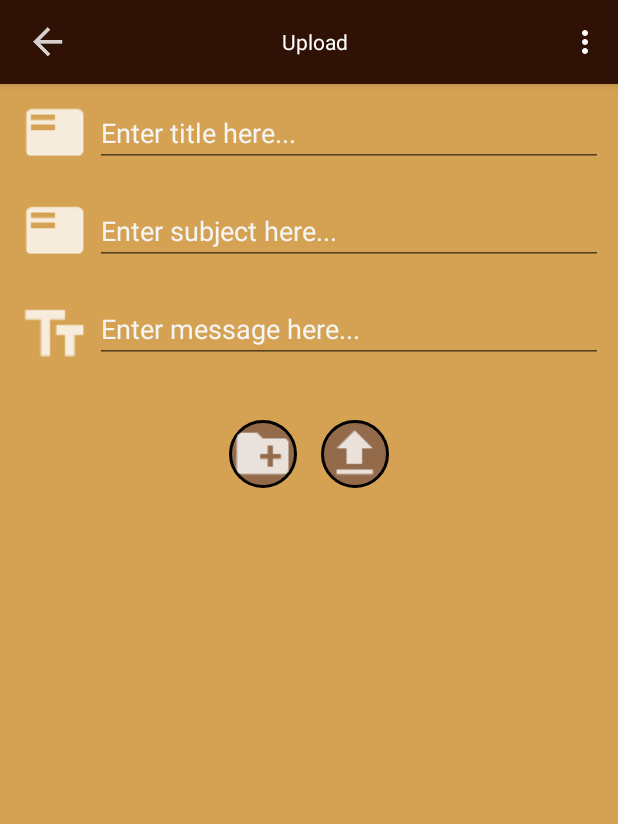
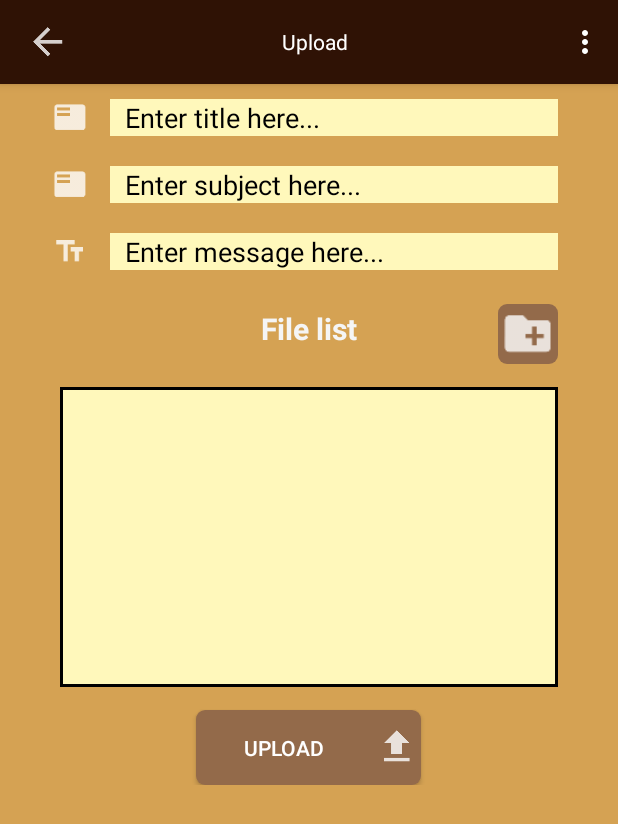
Before and after one commit to mickey0142/LecShare, an Android app: the screen it shows after launch (MainActivity), in the options menu, after a tap on "Upload", on a phone screen of 412 x 824 dp. Shown: the top 824 px of the screen. Run offline under Robolectric (Android 15) with nearby library versions, the phone set to English and light mode, and no system bars; our stand-ins replace Firebase (no records; nobody signed in at launch, a user with empty details on screens opened directly).

Commit message:
change color in listview in home and result page change upload button in upload page move add file button to right of file list text add padding to edittext in upload and search page fix button out of page in view page

```diff
--- a/app/src/main/java/com/kairanpa/se/lecshare/LecNoteListAdapter.java
+++ b/app/src/main/java/com/kairanpa/se/lecshare/LecNoteListAdapter.java
@@ -37,7 +37,7 @@ public class LecNoteListAdapter extends ArrayAdapter {
         TextView date = lecNoteItem.findViewById(R.id.lec_note_list_item_date);
         if (position %2 == 1)
         {
-            lecNoteItem.setBackgroundColor(Color.parseColor("#D3D3D3"));
+            lecNoteItem.setBackgroundColor(Color.parseColor("#FCDF91"));
         }
         title.setText(lecNote.get(position).getTitle());
         subject.setText(lecNote.get(position).getSubject());
--- a/app/src/main/res/drawable/bg_button_upload.xml
+++ b/app/src/main/res/drawable/bg_button_upload.xml
@@ -1,5 +1,5 @@
 <?xml version="1.0" encoding="utf-8"?>
-<shape  android:shape="oval" xmlns:android="http://schemas.android.com/apk/res/android">
+<shape xmlns:android="http://schemas.android.com/apk/res/android">
     <solid android:color="@color/LightBrown"/>
     <stroke
         android:width="2dp"
--- a/app/src/main/res/drawable/search_result_border.xml
+++ b/app/src/main/res/drawable/search_result_border.xml
@@ -6,5 +6,5 @@
         android:dashGap="2pt"
         android:dashWidth="5pt"
         android:color="@color/Wooden" />
-    <solid android:color="#FFFFFF"/>
+    <solid android:color="#FFF8BB"/>
 </shape>
--- a/app/src/main/res/drawable/text_box.xml
+++ b/app/src/main/res/drawable/text_box.xml
@@ -3,5 +3,5 @@
     <stroke
         android:width="2dp"
         android:color="#000000" />
-    <solid android:color="#FFFFFF"/>
+    <solid android:color="#FFF8BB"/>
 </shape>
--- a/app/src/main/res/layout/fragment_lec_note_list_item.xml
+++ b/app/src/main/res/layout/fragment_lec_note_list_item.xml
@@ -1,7 +1,8 @@
 <?xml version="1.0" encoding="utf-8"?>
 <LinearLayout xmlns:android="http://schemas.android.com/apk/res/android"
     android:orientation="vertical" android:layout_width="match_parent"
-    android:layout_height="match_parent">
+    android:layout_height="match_parent"
+    android:background="#FFF8BB">
 
     <LinearLayout
         android:layout_width="match_parent"
--- a/app/src/main/res/layout/fragment_upload.xml
+++ b/app/src/main/res/layout/fragment_upload.xml
@@ -36,7 +36,15 @@
             android:id="@+id/upload_linear_layout"
             android:layout_width="match_parent"
             android:layout_height="wrap_content"
-            android:orientation="vertical">
+            android:orientation="vertical"
+            android:paddingLeft="10dp"
+            android:paddingRight="10dp">
+
+            <LinearLayout
+                android:layout_width="match_parent"
+                android:layout_height="wrap_content"
+                android:orientation="vertical"
+                android:paddingRight="20dp">
 
                 <LinearLayout
                     android:layout_width="match_parent"
@@ -56,11 +64,12 @@
                         android:layout_height="wrap_content"
                         android:hint="Enter title here..."
                         android:inputType="text"
-                    android:textColor="#F5F5F5"
-                    android:textColorHint="#F5F5F5" />
+                        android:background="#FFF8BB"
+                        android:textColor="#000000"
+                        android:textColorHint="#000000"
+                        android:paddingLeft="10dp"/>
                 </LinearLayout>
 
-            <!--temporary fix please add upload subject here-->
                 <LinearLayout
                     android:layout_width="match_parent"
                     android:layout_height="match_parent"
@@ -79,8 +88,10 @@
                         android:layout_height="wrap_content"
                         android:hint="Enter subject here..."
                         android:inputType="text"
-                    android:textColor="#F5F5F5"
-                    android:textColorHint="#F5F5F5" />
+                        android:background="#FFF8BB"
+                        android:textColor="#000000"
+                        android:textColorHint="#000000"
+                        android:paddingLeft="10dp"/>
                 </LinearLayout>
 
                 <LinearLayout
@@ -92,7 +103,7 @@
 
                     <ImageView
                         android:layout_width="53dp"
-                    android:layout_height="53dp"
+                        android:layout_height="match_parent"
                         android:src="@drawable/ico_message" />
 
                     <EditText
@@ -101,55 +112,68 @@
                         android:layout_height="wrap_content"
                         android:hint="Enter message here..."
                         android:inputType="textMultiLine"
+                        android:background="#FFF8BB"
+                        android:textColor="#000000"
+                        android:textColorHint="#000000"
+                        android:paddingLeft="10dp"/>
+                </LinearLayout>
+
+            </LinearLayout>
+
+            <LinearLayout
+                android:layout_width="match_parent"
+                android:layout_height="wrap_content"
+                android:paddingLeft="30dp"
+                android:paddingRight="30dp"
+                android:orientation="vertical">
+
+                <TextView
+                    android:layout_width="wrap_content"
+                    android:layout_height="wrap_content"
+                    android:text="File list"
+                    android:layout_gravity="center"
                     android:textColor="#F5F5F5"
-                    android:textColorHint="#F5F5F5" />
-            </LinearLayout>
+                    android:textSize="20dp"
+                    android:textStyle="bold"
+                    android:layout_marginTop="15dp"/>
+
+                <ImageView
+                    android:id="@+id/upload_choose_file_button"
+                    android:layout_width="40dp"
+                    android:layout_height="40dp"
+                    android:background="@drawable/login_btn"
+                    android:layout_gravity="right"
+                    android:layout_marginTop="-30dp"
+                    android:src="@drawable/ico_select_file"
+                    />
 
                 <ListView
                     android:id="@+id/upload_file_list"
-                android:layout_width="300dp"
-                android:layout_height="wrap_content"
+                    android:layout_width="match_parent"
+                    android:layout_height="200dp"
                     android:layout_gravity="center"
-                android:layout_marginTop="10dp"
-                android:background="@drawable/login_border"
-                android:paddingLeft="16dp">
+                    android:background="@drawable/text_box"
+                    android:padding="15dp"
+                    android:divider="#000000"
+                    android:dividerHeight="2dp"
+                    android:layout_marginTop="15dp"
+                    android:nestedScrollingEnabled="true">
 
                 </ListView>
 
+            </LinearLayout>
 
+            <Button
+                android:id="@+id/upload_upload_button"
+                android:layout_width="150dp"
+                android:layout_height="50dp"
+                android:background="@drawable/login_btn"
+                android:layout_gravity="center"
+                android:layout_marginTop="15dp"
+                android:drawableRight="@drawable/ico_upload"
+                android:text="Upload"
+                android:textColor="#FFFFFF"/>
 
-            <!--<Button-->
-            <!--android:id="@+id/upload_back_button"-->
-            <!--android:layout_width="wrap_content"-->
-            <!--android:layout_height="wrap_content"-->
-            <!--android:text="back to search page"-->
-            <!--android:layout_marginTop="10dp"-->
-            <!--android:background="@drawable/login_btn"-->
-            <!--android:layout_gravity="center"-->
-            <!--android:textColor="#FFFFFF"/>-->
-            <LinearLayout
-                android:layout_width="match_parent"
-                android:layout_height="wrap_content"
-                android:gravity="center"
-                android:layout_marginTop="10dp"
-                android:orientation="horizontal">
-                <ImageView
-                    android:id="@+id/upload_choose_file_button"
-                    android:layout_width="45dp"
-                    android:layout_height="45dp"
-                    android:background="@drawable/bg_button_upload"
-                    android:layout_gravity="center"
-                    android:src="@drawable/ico_select_file"
-                    />
-                <ImageView
-                    android:id="@+id/upload_upload_button"
-                    android:layout_width="45dp"
-                    android:layout_height="45dp"
-                    android:background="@drawable/bg_button_upload"
-                    android:layout_gravity="center"
-                    android:src="@drawable/ico_upload"
-                    android:layout_marginLeft="16dp"/>
-            </LinearLayout>
 
         </LinearLayout>
     </ScrollView>
```
Also changed, not shown: app/src/main/java/com/kairanpa/se/lecshare/UploadFragment.java (+4 -4 lines), app/src/main/java/com/kairanpa/se/lecshare/ViewFragment.java (+6 -2 lines), app/src/main/res/layout/fragment_search.xml (+9 -3 lines). Lines whose indentation alone changed are shown as unchanged.
